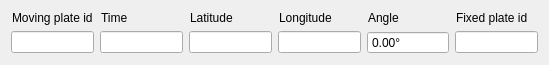
Qt form src/qt-widgets/ReconstructionPoleWidgetUi.ui (GPlates/GPlates) before a commit.
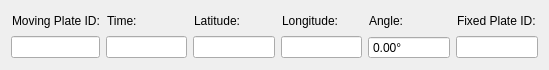
The same form after that commit.

What changed in the file:
```diff
--- a/src/qt-widgets/ReconstructionPoleWidgetUi.ui
+++ b/src/qt-widgets/ReconstructionPoleWidgetUi.ui
@@ -1,54 +1,54 @@
 <ui version="4.0" >
  <class>ReconstructionPoleWidget</class>
- <widget class="QWidget" name="ReconstructionPoleWidget" >
-  <property name="geometry" >
+ <widget class="QWidget" name="ReconstructionPoleWidget">
+  <property name="geometry">
    <rect>
     <x>0</x>
     <y>0</y>
     <width>549</width>
-    <height>62</height>
+    <height>70</height>
    </rect>
   </property>
   <property name="windowTitle" >
    <string>Form</string>
   </property>
-  <layout class="QGridLayout" >
-   <item row="0" column="0" >
-    <layout class="QGridLayout" >
-     <item row="0" column="0" >
-      <widget class="QLabel" name="label" >
-       <property name="text" >
-        <string>Moving plate id</string>
+  <layout class="QGridLayout">
+   <item row="0" column="0">
+    <layout class="QGridLayout">
+     <item row="0" column="0">
+      <widget class="QLabel" name="label">
+       <property name="text">
+        <string>Moving Plate ID:</string>
        </property>
        <property name="indent" >
         <number>1</number>
        </property>
       </widget>
      </item>
-     <item row="0" column="1" >
-      <widget class="QLabel" name="label_2" >
-       <property name="text" >
-        <string>Time</string>
+     <item row="0" column="1">
+      <widget class="QLabel" name="label_2">
+       <property name="text">
+        <string>Time:</string>
        </property>
        <property name="indent" >
         <number>1</number>
        </property>
       </widget>
      </item>
-     <item row="0" column="2" >
-      <widget class="QLabel" name="label_3" >
-       <property name="text" >
-        <string>Latitude</string>
+     <item row="0" column="2">
+      <widget class="QLabel" name="label_3">
+       <property name="text">
+        <string>Latitude:</string>
        </property>
        <property name="indent" >
         <number>1</number>
        </property>
       </widget>
      </item>
-     <item row="0" column="3" >
-      <widget class="QLabel" name="label_4" >
-       <property name="text" >
-        <string>Longitude</string>
+     <item row="0" column="3">
+      <widget class="QLabel" name="label_4">
+       <property name="text">
+        <string>Longitude:</string>
        </property>
        <property name="indent" >
         <number>1</number>
@@ -69,18 +69,18 @@
          <height>0</height>
         </size>
        </property>
-       <property name="text" >
-        <string>Angle</string>
+       <property name="text">
+        <string>Angle:</string>
        </property>
        <property name="indent" >
         <number>1</number>
        </property>
       </widget>
      </item>
-     <item row="0" column="5" >
-      <widget class="QLabel" name="label_6" >
-       <property name="text" >
-        <string>Fixed plate id</string>
+     <item row="0" column="5">
+      <widget class="QLabel" name="label_6">
+       <property name="text">
+        <string>Fixed Plate ID:</string>
        </property>
        <property name="indent" >
         <number>1</number>
```
Left out of the diff: 75 changed lines with no effect on the pictures.
